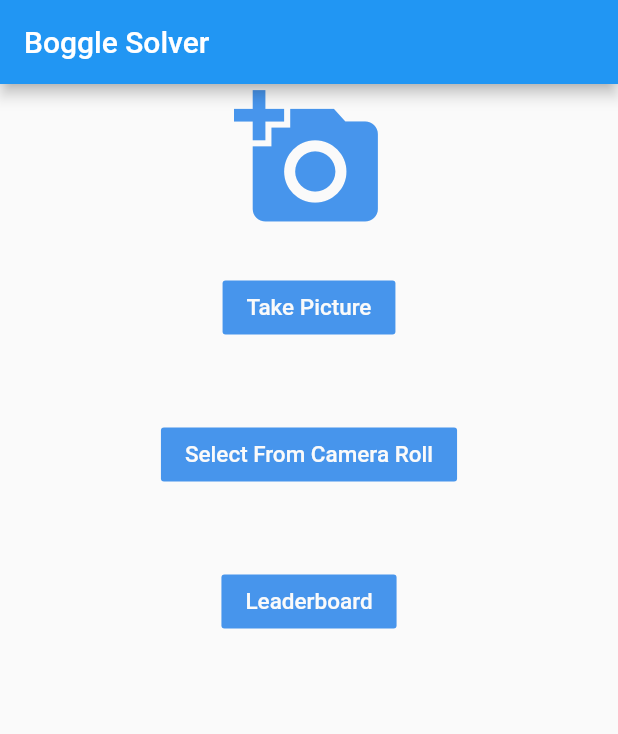
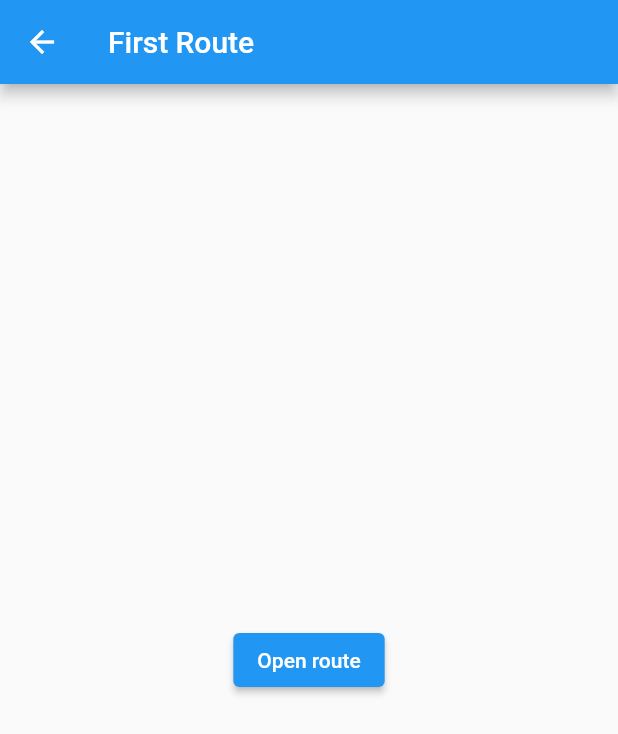
Before and after one commit to connorirw/boggle_solver, a Flutter app: the screen it shows after launch, after a tap on "Take Picture", on a phone screen of 412 x 824 dp. Shown: the top 734 px of the screen. Run offline on Flutter 3.47's test engine with Material 2 defaults, Android fonts, the phone set to English and light mode, and no system bars; our stand-ins replace image_picker.

Commit message:
Correct navigation after picture selection

```diff
--- a/lib/main.dart
+++ b/lib/main.dart
@@ -3,6 +3,7 @@
 // found in the LICENSE file.
 
 import 'package:boggle_solver/leaderboard.dart';
+import 'package:boggle_solver/results.dart';
 import 'package:flutter/material.dart';
 import 'package:image_picker/image_picker.dart';
 
@@ -14,14 +15,16 @@ void main() => runApp(MaterialApp(
 class MyApp extends StatelessWidget {
   const MyApp({Key? key}) : super(key: key);
 
-  void _openCamera() async {
+  void _openCamera(context) async {
     final ImagePicker _picker = ImagePicker();
     final XFile? image = await _picker.pickImage(source: ImageSource.camera);
+    Navigator.push(context, MaterialPageRoute(builder: (context) => results()));
   }
 
-  void _openGallery() async {
+  void _openGallery(context) async {
     final ImagePicker _picker = ImagePicker();
     final XFile? image = await _picker.pickImage(source: ImageSource.gallery);
+    Navigator.push(context, MaterialPageRoute(builder: (context) => results()));
   }
 
   @override
@@ -38,7 +41,7 @@ class MyApp extends StatelessWidget {
             Container(
               margin: const EdgeInsets.all(25),
               child: FlatButton(
-                onPressed: _openCamera,
+                onPressed: () => _openCamera(context),
                 child: const Text(
                   'Take Picture',
                   style: TextStyle(fontSize: 15.0),
@@ -56,7 +59,7 @@ class MyApp extends StatelessWidget {
                 ),
                 color: const Color.fromARGB(255, 71, 149, 236),
                 textColor: const Color.fromARGB(255, 250, 250, 250),
-                onPressed: _openGallery,
+                onPressed: () => _openGallery(context),
               ),
             ),
             Container(
--- /dev/null
+++ b/lib/results.dart
@@ -0,0 +1,22 @@
+import 'package:flutter/material.dart';
+
+class results extends StatelessWidget {
+  const results({Key? key}) : super(key: key);
+
+  @override
+  Widget build(BuildContext context) {
+    return Scaffold(
+      appBar: AppBar(
+        title: const Text('First Route'),
+      ),
+      body: Center(
+        child: ElevatedButton(
+          child: const Text('Open route'),
+          onPressed: () {
+            // Navigate to second route when tapped.
+          },
+        ),
+      ),
+    );
+  }
+}
```
